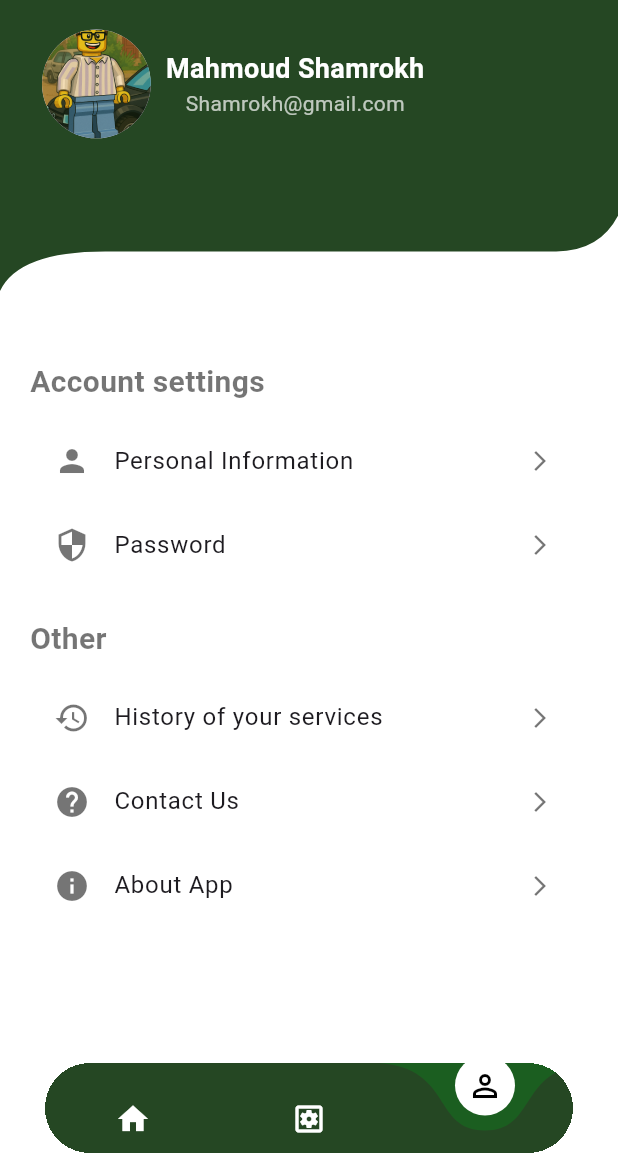
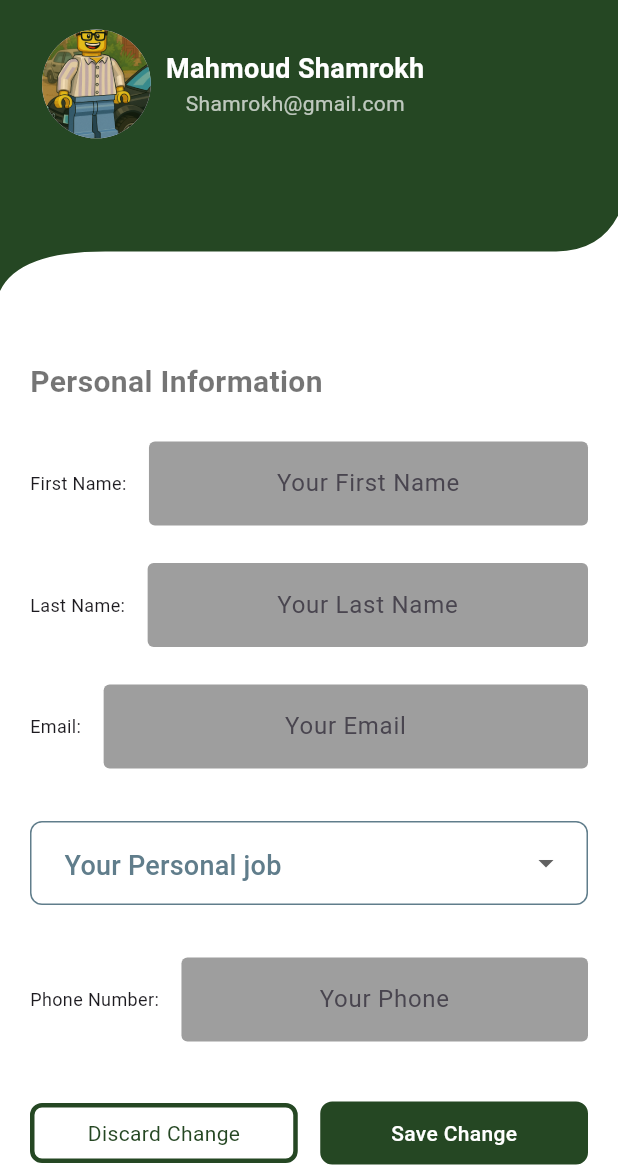
Before and after one commit to Abdelmaksoud20/Local_Service_App, a Flutter app: the HomeView screen opened directly, item 3 of the bottom bar chosen, after a tap on "Personal Information", on a phone screen of 412 x 824 dp, the part 65-1236 px from its top. Run offline on Flutter 3.47's test engine with Material 3 defaults, Android fonts, the light colour scheme and no system bars; drawn by our look-alikes of curved_navigation_bar; our stand-ins replace dropdown_button2, google_fonts, lottie.

Commit message:
Personal Information

```diff
--- /dev/null
+++ b/lib/screens/home_views/widgets/personal_information.dart
@@ -0,0 +1,144 @@
+import 'package:flutter/material.dart';
+import 'package:graduation_project/screens/home_views/widgets/profile_body.dart';
+import 'package:graduation_project/screens/home_views/widgets/profile_information_title.dart';
+
+import '../../../helper/colors_app.dart';
+import '../../../shared_widget.dart/custom_drop_down_list.dart';
+
+class PersonalInformation extends StatelessWidget {
+   PersonalInformation({super.key});
+  final TextEditingController textEditingController = TextEditingController();
+  @override
+  Widget build(BuildContext context) {
+    Size size = MediaQuery.sizeOf(context) ;
+    return Scaffold(
+      backgroundColor: Colors.white,
+      body:  Column(
+        children: [
+          ProfileInformationTitle(size: size ),
+          SingleChildScrollView(
+            child: ListView(
+              shrinkWrap: true,
+            physics: NeverScrollableScrollPhysics(),
+            padding: EdgeInsets.all(20),
+            children: [
+              const SectionTitle(title: "Personal Information",),
+              const SizedBox(height: 15,),
+              InformationItem(textEditingController: textEditingController , text: "First Name:", info: "Your First Name" ,),
+              const SizedBox(height: 25,),
+              InformationItem(textEditingController: textEditingController , text: "Last Name:", info: "Your Last Name" ,),
+              const SizedBox(height: 25,),
+              InformationItem(textEditingController: textEditingController , text: "Email:", info: "Your Email" ,),
+              const SizedBox(height: 25,),
+              CustomDropdownList(
+                hintText: "Your Personal job" ,
+
+                data: [
+                  'Plumbing',
+                  'Cleaning',
+                  'Carpentry',
+                  'Painting',
+                  'Air conditionar',
+                  'Electrical',
+                ],
+              ),
+              const SizedBox(height: 25,),
+              InformationItem(textEditingController: textEditingController , text: "Phone Number:", info: "Your Phone" ,),
+            ],
+            ),
+          ),
+          Spacer(),
+          Padding(
+            padding: const EdgeInsets.all(20),
+            child: Row(
+              children: [
+                Expanded(
+                  child: Container(
+                    alignment: Alignment.center,
+                    padding: EdgeInsets.symmetric(horizontal: 12,vertical: 7),
+                    decoration : BoxDecoration(
+                        borderRadius: BorderRadius.circular(8),
+                        border: Border.all(
+                            width: 3,
+                            color:  ColorsApp.primarycolor
+                        ),
+                    ),
+                    child: Text("Discard Change" , style: TextStyle(
+                      color:  ColorsApp.primarycolor,
+                    ),
+                    ),
+                  ),
+                ),
+                SizedBox(width: 15,),
+                Expanded(
+                  child: Container(
+                    alignment: Alignment.center,
+                    padding: EdgeInsets.symmetric(horizontal: 17,vertical: 8),
+                    decoration : BoxDecoration(
+                        color: ColorsApp.primarycolor,
+                        borderRadius: BorderRadius.circular(8),
+                        border: Border.all(
+                            width: 3,
+                            color:  ColorsApp.primarycolor
+                        ),
+                    ),
+                    child: Text("Save Change" , style: TextStyle(
+                      fontWeight: FontWeight.w500,
+                      color:  Colors.white,
+                    ),
+                    ),
+                  ),
+                ),
+
+              ],
+            ),
+          ),
+          SizedBox(
+            height: 15,
+          ),
+        ],
+      ),
+    );
+  }
+}
+
+class InformationItem extends StatelessWidget {
+  const InformationItem({
+    super.key,
+    required this.textEditingController, required this.text, required this.info,
+  });
+
+  final TextEditingController textEditingController;
+  final String text ;
+  final String info ;
+  @override
+  Widget build(BuildContext context) {
+    return Row(
+
+      children: [
+        Text(text , style: TextStyle(
+        fontSize: 12,
+        ),
+        ),
+        const SizedBox(
+          width: 15,
+        ),
+        Expanded(
+          child: TextField(
+           controller: textEditingController  ,
+            textAlign: TextAlign.center,
+            decoration: InputDecoration(
+              border: OutlineInputBorder(
+                borderSide: BorderSide.none
+              ),
+              fillColor: Colors.grey,
+              filled: true,
+              hintText: info
+            ),
+            cursorColor: Colors.white,
+          ),
+        ),
+      ],
+    );
+  }
+}
--- a/lib/screens/home_views/widgets/profile_body.dart
+++ b/lib/screens/home_views/widgets/profile_body.dart
@@ -1,9 +1,7 @@
 import 'package:flutter/material.dart';
-import 'package:graduation_project/screens/home_views/widgets/profile_clipper.dart';
+import 'package:graduation_project/screens/home_views/widgets/personal_information.dart';
+import 'package:graduation_project/screens/home_views/widgets/profile_information_title.dart';
 
-import '../../../constant.dart';
-import '../../../helper/colors_app.dart';
-import '../../../helper/font_size.dart';
 
 class ProfileBody extends StatelessWidget {
   const ProfileBody({super.key});
@@ -13,60 +11,29 @@ class ProfileBody extends StatelessWidget {
     Size size = MediaQuery.sizeOf(context) ;
     return Column(
       children: [
-        Stack(
-          children: [
-            ClipPath(
-              clipper: CustomWaveClipper(),
-              child: Container(
-                height: size.height * .32, //250,
-                color: ColorsApp.primarycolor,
-              ),
-            ),
-            SafeArea(
-              child: Padding(
-                padding: const EdgeInsets.symmetric(horizontal: 20.0 , vertical: 10),
-                child: Column(
-                  crossAxisAlignment: CrossAxisAlignment.start,
-                  children: [
-                    Text("Profile" , style: TextStyle( fontSize: FontSizeApp.fontSize23 , fontWeight: FontWeight.bold , color: Colors.white),),
-                    SizedBox(height: 20),
-                    Row(
-                      crossAxisAlignment: CrossAxisAlignment.center,
-                      children: [
-                        SizedBox(
-                          width: 8,
-                        ),
-                        CircleAvatar(
-                          radius: size.height *.044 ,
-                          backgroundImage: AssetImage(profileImage),
-                        ),
-                        SizedBox(width: 10),
-                        Column(
-                          children: [
-                            Text(
-                              "Mahmoud Shamrokh",
-                              style: TextStyle(color: Colors.white, fontSize: FontSizeApp.fontSize18, fontWeight: FontWeight.bold),
-                            ),
-                            Text(
-                              "Shamrokh@gmail.com",
-                              style: TextStyle(color: Colors.white70, fontSize: FontSizeApp.fontSize14),
-                            ),
+        ProfileInformationTitle(size: size),
+        ProfileInformationList(),
       ],
-                        ),
-                      ],
-                    ),
-                  ],
-                ),
-              ),
-            ),
-          ],
-        ),
-        Expanded(
+    );
+  }
+}
+
+class ProfileInformationList extends StatelessWidget {
+  const ProfileInformationList({
+    super.key,
+  });
+
+  @override
+  Widget build(BuildContext context) {
+    return Expanded(
       child: ListView(
         padding: EdgeInsets.all(20),
         children: [
           SectionTitle(title: "Account settings"),
-              ProfileItem(icon: Icons.person, text: "Personal Information"),
+          ProfileItem(icon: Icons.person, text: "Personal Information" , onTap: (){
+          Navigator.push(context, MaterialPageRoute(builder: (context)=> PersonalInformation() ));
+          },
+          ),
           ProfileItem(icon: Icons.security, text: "Password"),
           SizedBox(height: 20),
           SectionTitle(title: "Other"),
@@ -75,17 +42,18 @@ class ProfileBody extends StatelessWidget {
           ProfileItem(icon: Icons.info, text: "About App"),
         ],
       ),
-        ),
-      ],
     );
   }
 }
 
 
+
+
 class ProfileItem extends StatelessWidget {
   final IconData icon;
   final String text;
-  const ProfileItem({super.key, required this.icon, required this.text});
+  final void Function()? onTap ;
+  const ProfileItem({super.key, required this.icon, required this.text, this.onTap});
 
   @override
   Widget build(BuildContext context) {
@@ -93,7 +61,7 @@ class ProfileItem extends StatelessWidget {
       leading: Icon(icon, color: Colors.black54),
       title: Text(text, style: TextStyle(fontSize: 16)),
       trailing: Icon(Icons.arrow_forward_ios, size: 16, color: Colors.black54),
-      onTap: () {},
+      onTap:onTap,
     );
   }
 }
--- /dev/null
+++ b/lib/screens/home_views/widgets/profile_information_title.dart
@@ -0,0 +1,66 @@
+import 'package:flutter/material.dart';
+import 'package:graduation_project/screens/home_views/widgets/profile_clipper.dart';
+import '../../../constant.dart';
+import '../../../helper/colors_app.dart';
+import '../../../helper/font_size.dart';
+
+class ProfileInformationTitle extends StatelessWidget {
+  const ProfileInformationTitle({
+    super.key,
+    required this.size,
+  });
+
+  final Size size;
+
+  @override
+  Widget build(BuildContext context) {
+    return Stack(
+      children: [
+        ClipPath(
+          clipper: CustomWaveClipper(),
+          child: Container(
+            height: size.height * .32, //250,
+            color: ColorsApp.primarycolor,
+          ),
+        ),
+        SafeArea(
+          child: Padding(
+            padding: const EdgeInsets.symmetric(horizontal: 20.0 , vertical: 10),
+            child: Column(
+              crossAxisAlignment: CrossAxisAlignment.start,
+              children: [
+                Text("Profile" , style: TextStyle( fontSize: FontSizeApp.fontSize23 , fontWeight: FontWeight.bold , color: Colors.white),),
+                SizedBox(height: 20),
+                Row(
+                  crossAxisAlignment: CrossAxisAlignment.center,
+                  children: [
+                    SizedBox(
+                      width: 8,
+                    ),
+                    CircleAvatar(
+                      radius: size.height *.044 ,
+                      backgroundImage: AssetImage(profileImage),
+                    ),
+                    SizedBox(width: 10),
+                    Column(
+                      children: [
+                        Text(
+                          "Mahmoud Shamrokh",
+                          style: TextStyle(color: Colors.white, fontSize: FontSizeApp.fontSize18, fontWeight: FontWeight.bold),
+                        ),
+                        Text(
+                          "Shamrokh@gmail.com",
+                          style: TextStyle(color: Colors.white70, fontSize: FontSizeApp.fontSize14),
+                        ),
+                      ],
+                    ),
+                  ],
+                ),
+              ],
+            ),
+          ),
+        ),
+      ],
+    );
+  }
+}
```
Lines whose indentation alone changed are shown as unchanged.
